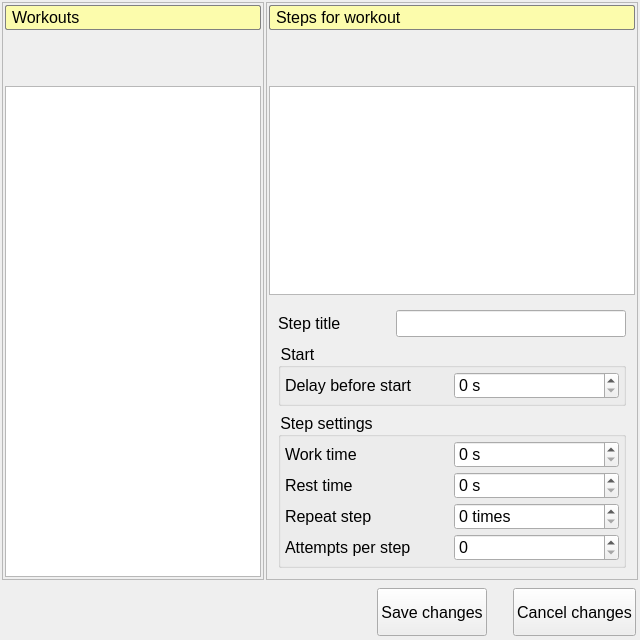
Qt form src/ui/WorkoutEditor.ui (antongus/kettlebell-timer) before a commit.
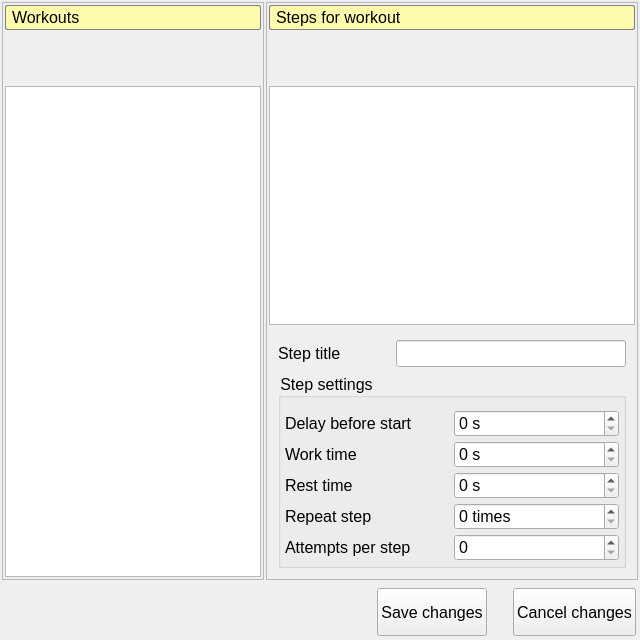
The same form after that commit. Icons and pictures are not drawn.

```diff
--- a/src/ui/WorkoutEditor.ui
+++ b/src/ui/WorkoutEditor.ui
@@ -399,7 +399,17 @@
             </sizepolicy>
            </property>
            <layout class="QGridLayout" name="gridLayout">
-            <item row="7" column="0" colspan="3">
+            <item row="0" column="1" colspan="2">
+             <widget class="QLineEdit" name="edStepCaption"/>
+            </item>
+            <item row="0" column="0">
+             <widget class="QLabel" name="label_3">
+              <property name="text">
+               <string>Step title</string>
+              </property>
+             </widget>
+            </item>
+            <item row="6" column="0" colspan="3">
              <widget class="QGroupBox" name="groupBox_3">
               <property name="title">
                <string>Step settings</string>
@@ -409,7 +419,7 @@
                 <number>4</number>
                </property>
                <property name="topMargin">
-                <number>4</number>
+                <number>12</number>
                </property>
                <property name="rightMargin">
                 <number>4</number>
@@ -479,40 +489,6 @@
                  </property>
                 </widget>
                </item>
-              </layout>
-             </widget>
-            </item>
-            <item row="0" column="1" colspan="2">
-             <widget class="QLineEdit" name="edStepCaption"/>
-            </item>
-            <item row="1" column="0" colspan="3">
-             <widget class="QGroupBox" name="groupBox">
-              <property name="title">
-               <string>Start</string>
-              </property>
-              <layout class="QGridLayout" name="gridLayout_2">
-               <property name="leftMargin">
-                <number>4</number>
-               </property>
-               <property name="topMargin">
-                <number>4</number>
-               </property>
-               <property name="rightMargin">
-                <number>4</number>
-               </property>
-               <property name="bottomMargin">
-                <number>4</number>
-               </property>
-               <property name="spacing">
-                <number>4</number>
-               </property>
-               <item row="0" column="1">
-                <widget class="QSpinBox" name="sbStartDelay">
-                 <property name="suffix">
-                  <string> s</string>
-                 </property>
-                </widget>
-               </item>
                <item row="0" column="0">
                 <widget class="QLabel" name="label_4">
                  <property name="text">
@@ -520,16 +496,16 @@
                  </property>
                 </widget>
                </item>
+               <item row="0" column="1">
+                <widget class="QSpinBox" name="sbStartDelay">
+                 <property name="suffix">
+                  <string> s</string>
+                 </property>
+                </widget>
+               </item>
               </layout>
              </widget>
             </item>
-            <item row="0" column="0">
-             <widget class="QLabel" name="label_3">
-              <property name="text">
-               <string>Step title</string>
-              </property>
-             </widget>
-            </item>
            </layout>
           </widget>
          </item>
```
Left out of the diff: 1 changed line with no effect on the pictures.
